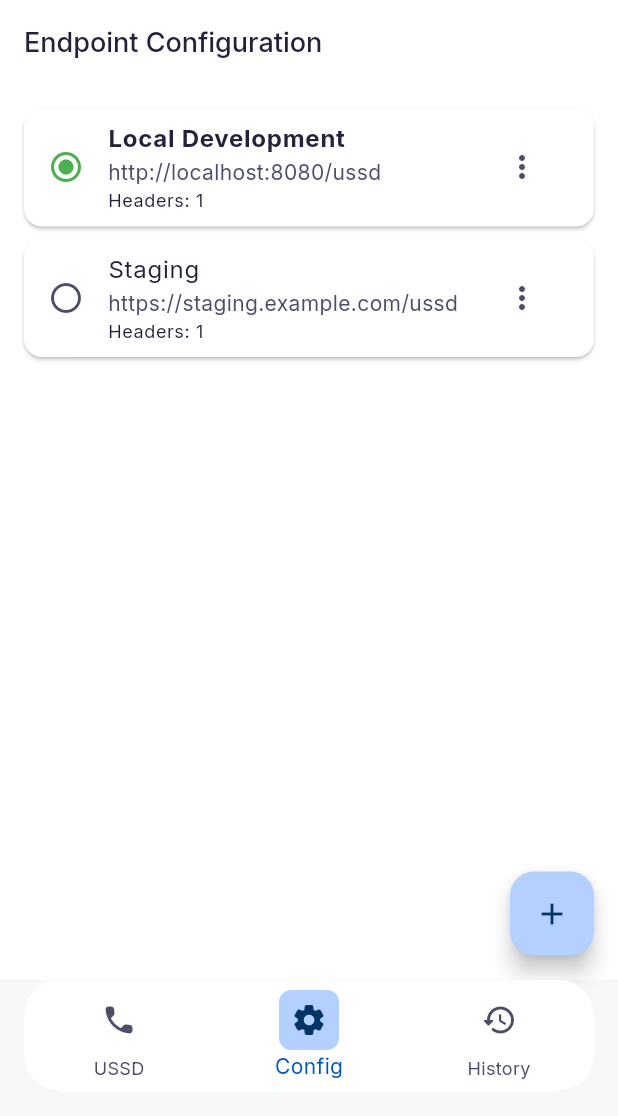
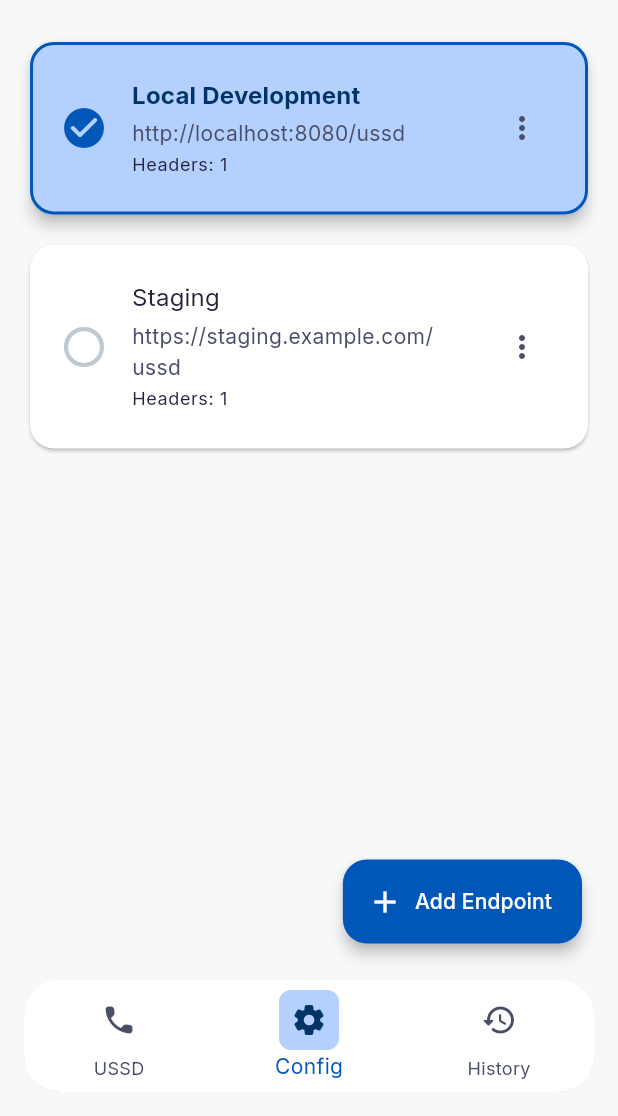
Before and after one commit to kallyas/ussd_emulator, a Flutter app: the screen it shows after launch, item 2 of the bottom bar chosen, on a phone screen of 412 x 824 dp, the part 120-1236 px from its top. Run offline on Flutter 3.47's test engine with Material 3 defaults, Android fonts, the phone set to English and light mode, and no system bars; our stand-ins replace connectivity_plus, csv, dio, file_picker, flutter_animate, flutter_staggered_animations and 6 more.

Commit message:
feat: Enhance Endpoint Config Screen UI and UX
This commit refactors the EndpointConfigScreen for improved UI and UX.

- Replaced ListView.builder with ListView.separated for spacing.
- Implemented SafeArea to avoid overlaps with system UI elements.
- Added visual cues for the active endpoint config (elevation, color).
- Changed radio button to check circle when active endpoint is selected.
- Updated colors to align with the app's theme.
- Implemented FloatingActionButton.extended for adding endpoints.
- Added onTap functionality to activate endpoint config on tap.
- Updated endpoint list item styling for better readability.
- Adjusted paddings and margins for improved aesthetics.

These changes enhance the user experience by making the active endpoint
more visually prominent and providing a cleaner, more modern interface.
Keywords: EndpointConfigScreen, UI, UX, ListView, SafeArea, activeEndpointConfig, theme, FloatingActionButton

```diff
--- a/lib/screens/endpoint_config_screen.dart
+++ b/lib/screens/endpoint_config_screen.dart
@@ -10,45 +10,67 @@ class EndpointConfigScreen extends StatelessWidget {
   Widget build(BuildContext context) {
     final provider = context.watch<UssdProvider>();
 
-    return Scaffold(
-      appBar: AppBar(
-        title: const Text('Endpoint Configuration'),
-        backgroundColor: Theme.of(context).colorScheme.inversePrimary,
-      ),
-      body: ListView.builder(
-        padding: const EdgeInsets.all(16),
+    return SafeArea(
+      child: Stack(
+        children: [
+          ListView.separated(
+            padding: const EdgeInsets.symmetric(horizontal: 16, vertical: 24),
             itemCount: provider.endpointConfigs.length,
+            separatorBuilder: (context, index) => const SizedBox(height: 12),
             itemBuilder: (context, index) {
               final config = provider.endpointConfigs[index];
               final isActive = provider.activeEndpointConfig?.name == config.name;
-
               return Card(
-            margin: const EdgeInsets.only(bottom: 8),
+                elevation: isActive ? 4 : 1,
+                color: isActive
+                    ? Theme.of(context).colorScheme.primaryContainer
+                    : Theme.of(context).colorScheme.surface,
+                shape: RoundedRectangleBorder(
+                  borderRadius: BorderRadius.circular(16),
+                  side: isActive
+                      ? BorderSide(color: Theme.of(context).colorScheme.primary, width: 2)
+                      : BorderSide.none,
+                ),
                 child: ListTile(
+                  contentPadding: const EdgeInsets.symmetric(horizontal: 20, vertical: 16),
                   leading: Icon(
-                isActive
-                    ? Icons.radio_button_checked
-                    : Icons.radio_button_unchecked,
-                color: isActive ? Colors.green : null,
+                    isActive ? Icons.check_circle_rounded : Icons.radio_button_unchecked,
+                    color: isActive
+                        ? Theme.of(context).colorScheme.primary
+                        : Theme.of(context).colorScheme.outline,
+                    size: 32,
                   ),
                   title: Text(
                     config.name,
-                style: TextStyle(
+                    style: Theme.of(context).textTheme.titleMedium?.copyWith(
                           fontWeight: isActive ? FontWeight.bold : FontWeight.normal,
+                          color: isActive
+                              ? Theme.of(context).colorScheme.onPrimaryContainer
+                              : Theme.of(context).colorScheme.onSurface,
                         ),
                   ),
                   subtitle: Column(
                     crossAxisAlignment: CrossAxisAlignment.start,
                     children: [
-                  Text(config.url),
+                      const SizedBox(height: 4),
+                      Text(
+                        config.url,
+                        style: Theme.of(context).textTheme.bodyMedium?.copyWith(
+                              color: Theme.of(context).colorScheme.onSurfaceVariant,
+                            ),
+                      ),
                       if (config.headers.isNotEmpty)
-                    Text(
+                        Padding(
+                          padding: const EdgeInsets.only(top: 2),
+                          child: Text(
                             'Headers: ${config.headers.length}',
                             style: Theme.of(context).textTheme.bodySmall,
+                          ),
                         ),
                     ],
                   ),
                   trailing: PopupMenuButton<String>(
+                    icon: const Icon(Icons.more_vert_rounded),
                     onSelected: (value) {
                       switch (value) {
                         case 'activate':
@@ -85,9 +107,20 @@ class EndpointConfigScreen extends StatelessWidget {
               );
             },
           ),
-      floatingActionButton: FloatingActionButton(
+          Positioned(
+            bottom: 24,
+            right: 24,
+            child: FloatingActionButton.extended(
               onPressed: () => _addEndpoint(context, provider),
-        child: const Icon(Icons.add),
+              icon: const Icon(Icons.add),
+              label: const Text('Add Endpoint'),
+              backgroundColor: Theme.of(context).colorScheme.primary,
+              foregroundColor: Theme.of(context).colorScheme.onPrimary,
+              elevation: 4,
+              shape: RoundedRectangleBorder(borderRadius: BorderRadius.circular(16)),
+            ),
+          ),
+        ],
       ),
     );
   }
```
Lines whose indentation alone changed are shown as unchanged.
